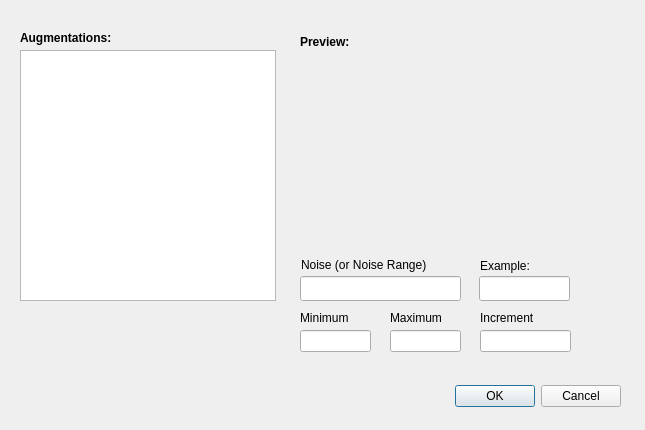
Old version of the form src/qt_designer_file/dialogAug.ui in the repository rettholzapfel33/Noisey-image.
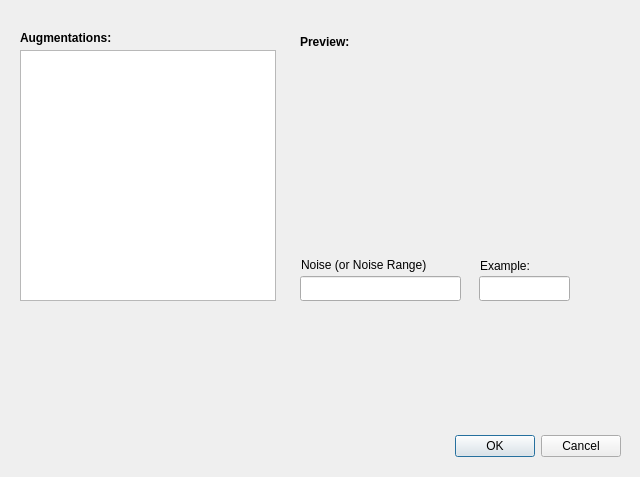
New version of the form.

What changed in the file:
```diff
--- a/src/qt_designer_file/dialogAug.ui
+++ b/src/qt_designer_file/dialogAug.ui
@@ -6,8 +6,8 @@
    <rect>
     <x>0</x>
     <y>0</y>
-    <width>645</width>
-    <height>430</height>
+    <width>640</width>
+    <height>477</height>
    </rect>
   </property>
   <property name="windowTitle">
@@ -17,7 +17,7 @@
    <property name="geometry">
     <rect>
      <x>30</x>
-     <y>380</y>
+     <y>430</y>
      <width>591</width>
      <height>32</height>
     </rect>
@@ -124,76 +124,23 @@
     </rect>
    </property>
   </widget>
-  <widget class="QLineEdit" name="minimum">
+  <widget class="QLabel" name="info_label">
    <property name="geometry">
     <rect>
-     <x>300</x>
-     <y>330</y>
-     <width>71</width>
-     <height>22</height>
+     <x>30</x>
+     <y>320</y>
+     <width>591</width>
+     <height>101</height>
     </rect>
    </property>
-   <property name="inputMask">
+   <property name="text">
     <string/>
    </property>
-  </widget>
-  <widget class="QLineEdit" name="maximum">
-   <property name="geometry">
-    <rect>
-     <x>390</x>
-     <y>330</y>
-     <width>71</width>
-     <height>22</height>
-    </rect>
+   <property name="alignment">
+    <set>Qt::AlignLeading|Qt::AlignLeft|Qt::AlignTop</set>
    </property>
-  </widget>
-  <widget class="QLineEdit" name="increment">
-   <property name="geometry">
-    <rect>
-     <x>480</x>
-     <y>330</y>
-     <width>91</width>
-     <height>22</height>
-    </rect>
-   </property>
-  </widget>
-  <widget class="QLabel" name="label_4">
-   <property name="geometry">
-    <rect>
-     <x>300</x>
-     <y>310</y>
-     <width>71</width>
-     <height>16</height>
-    </rect>
-   </property>
-   <property name="text">
-    <string>Minimum</string>
-   </property>
-  </widget>
-  <widget class="QLabel" name="label_6">
-   <property name="geometry">
-    <rect>
-     <x>390</x>
-     <y>310</y>
-     <width>71</width>
-     <height>16</height>
-    </rect>
-   </property>
-   <property name="text">
-    <string>Maximum</string>
-   </property>
-  </widget>
-  <widget class="QLabel" name="label_7">
-   <property name="geometry">
-    <rect>
-     <x>480</x>
-     <y>310</y>
-     <width>91</width>
-     <height>16</height>
-    </rect>
-   </property>
-   <property name="text">
-    <string>Increment</string>
+   <property name="wordWrap">
+    <bool>true</bool>
    </property>
   </widget>
  </widget>
```
